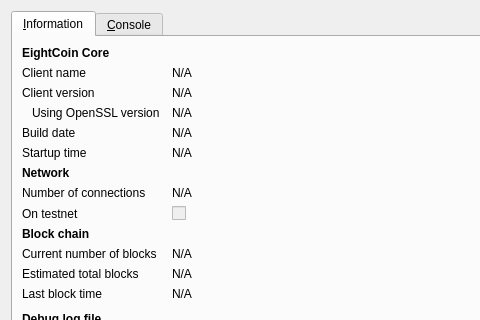
This is src/qt/forms/rpcconsole.ui in yx79/poscoin as Qt 5 draws it before an edit; both pictures show x 0 to 480 and y 0 to 320 of the 740 by 450 pixel window. The edited form follows.
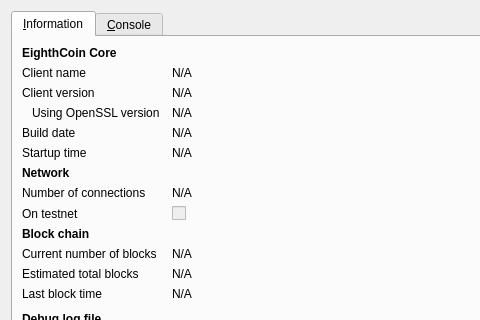
This is the edited form. Icons and pictures are not drawn.

Commit message: EightCoin -> Eighthcoin

```diff
--- a/src/qt/forms/rpcconsole.ui
+++ b/src/qt/forms/rpcconsole.ui
@@ -36,7 +36,7 @@
           </font>
          </property>
          <property name="text">
-          <string>EightCoin Core</string>
+          <string>EighthCoin Core</string>
          </property>
         </widget>
        </item>
```
Left out of the diff: 6 changed lines with no effect on the pictures. The commit also changes 107 other files.
